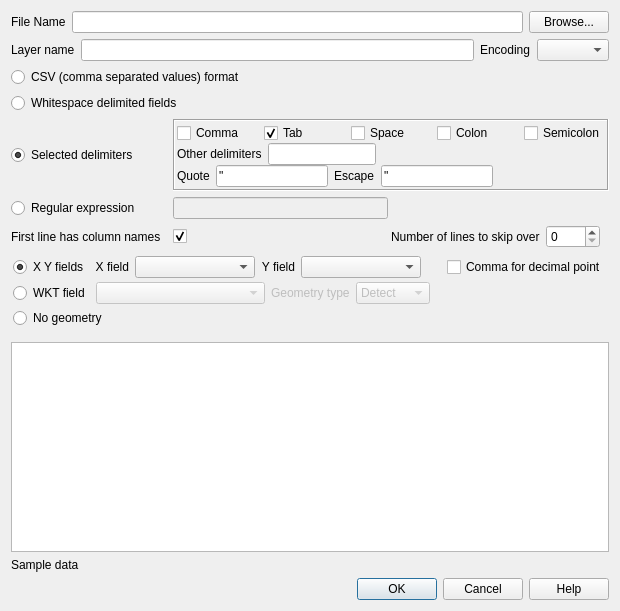
qgis/QGIS, file src/ui/qgsdelimitedtextsourceselectbase.ui: the form before one commit.
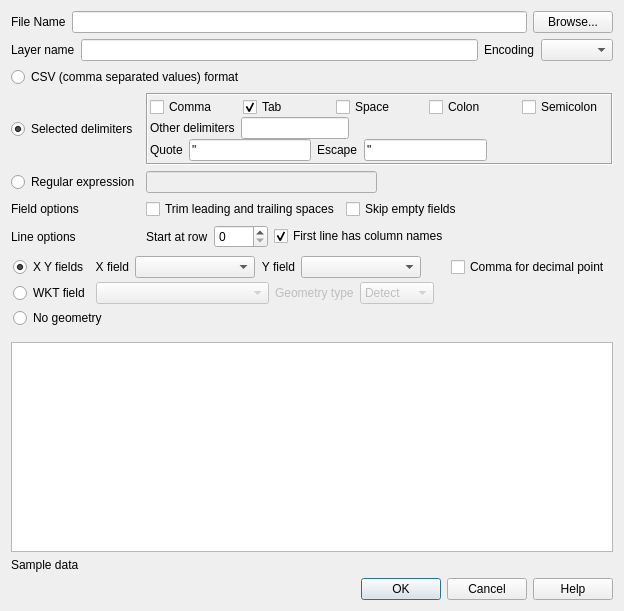
The form after the commit. Icons and pictures are not drawn.

What changed in the file:
```diff
--- a/src/ui/qgsdelimitedtextsourceselectbase.ui
+++ b/src/ui/qgsdelimitedtextsourceselectbase.ui
@@ -6,7 +6,7 @@
    <rect>
     <x>0</x>
     <y>0</y>
-    <width>620</width>
+    <width>624</width>
     <height>611</height>
    </rect>
   </property>
@@ -417,11 +417,88 @@
      <property name="enabled">
       <bool>true</bool>
      </property>
-     <layout class="QGridLayout" name="gridLayout_5" columnstretch="0,0,0">
+     <layout class="QGridLayout" name="gridLayout_5" columnstretch="0,0">
       <property name="margin">
        <number>0</number>
       </property>
-      <item row="3" column="0">
+      <item row="4" column="1">
+       <layout class="QHBoxLayout" name="horizontalLayout_4">
+        <property name="rightMargin">
+         <number>9</number>
+        </property>
+        <item>
+         <widget class="QLabel" name="label_4">
+          <property name="sizePolicy">
+           <sizepolicy hsizetype="Minimum" vsizetype="Preferred">
+            <horstretch>0</horstretch>
+            <verstretch>0</verstretch>
+           </sizepolicy>
+          </property>
+          <property name="text">
+           <string>Start at row</string>
+          </property>
+         </widget>
+        </item>
+        <item>
+         <widget class="QSpinBox" name="rowCounter">
+          <property name="minimumSize">
+           <size>
+            <width>0</width>
+            <height>0</height>
+           </size>
+          </property>
+          <property name="maximumSize">
+           <size>
+            <width>16777215</width>
+            <height>16777215</height>
+           </size>
+          </property>
+          <property name="toolTip">
+           <string>The number of lines at the beginning of the file to ignore</string>
+          </property>
+          <property name="statusTip">
+           <string>The number of lines at the beginning of the file to ignore</string>
+          </property>
+          <property name="whatsThis">
+           <string>The number of lines at the beginning of the file to ignore</string>
+          </property>
+          <property name="wrapping">
+           <bool>false</bool>
+          </property>
+          <property name="maximum">
+           <number>9999</number>
+          </property>
+          <property name="value">
+           <number>0</number>
+          </property>
+         </widget>
+        </item>
+        <item>
+         <widget class="QCheckBox" name="cbxUseHeader">
+          <property name="text">
+           <string>First line has column names</string>
+          </property>
+          <property name="checked">
+           <bool>true</bool>
+          </property>
+         </widget>
+        </item>
+        <item>
+         <spacer name="horizontalSpacer">
+          <property name="orientation">
+           <enum>Qt::Horizontal</enum>
+          </property>
+          <property name="sizeHint" stdset="0">
+           <size>
+            <width>40</width>
+            <height>20</height>
+           </size>
+          </property>
+         </spacer>
+        </item>
+       </layout>
+      </item>
+      <item row="2" column="0">
        <widget class="QRadioButton" name="delimiterRegexp">
         <property name="sizePolicy">
          <sizepolicy hsizetype="Minimum" vsizetype="Minimum">
@@ -443,7 +520,7 @@
         </property>
        </widget>
       </item>
-      <item row="2" column="0">
+      <item row="1" column="0">
        <widget class="QRadioButton" name="delimiterChars">
         <property name="toolTip">
          <string>Fields are delimited by specified delimiters with quote and escape characters</string>
@@ -462,7 +539,7 @@
         </property>
        </widget>
       </item>
-      <item row="0" column="0" colspan="3">
+      <item row="0" column="0" colspan="2">
        <widget class="QRadioButton" name="delimiterCSV">
         <property name="toolTip">
          <string>The file is an Excel compatible CSV format</string>
@@ -478,37 +555,7 @@
         </property>
        </widget>
       </item>
-      <item row="4" column="2">
-       <layout class="QHBoxLayout" name="horizontalLayout_2">
-        <property name="topMargin">
-         <number>0</number>
-        </property>
-       </layout>
-      </item>
-      <item row="5" column="0">
-       <widget class="QLabel" name="label_3">
-        <property name="text">
-         <string>First line has column names</string>
-        </property>
-       </widget>
-      </item>
-      <item row="1" column="0" colspan="3">
-       <widget class="QRadioButton" name="delimiterWhitespace">
-        <property name="toolTip">
-         <string>The file is delimited by arbitrary white space</string>
-        </property>
-        <property name="statusTip">
-         <string>The file is delimited by arbitrary white space</string>
-        </property>
-        <property name="whatsThis">
-         <string>The file is delimited by arbitrary white space</string>
-        </property>
-        <property name="text">
-         <string>Whitespace delimited fields</string>
-        </property>
-       </widget>
-      </item>
-      <item row="2" column="2">
+      <item row="1" column="1">
        <widget class="QFrame" name="frameDelimiterCharacters">
         <property name="frameShape">
          <enum>QFrame::Box</enum>
@@ -683,7 +730,7 @@
         </layout>
        </widget>
       </item>
-      <item row="3" column="2">
+      <item row="2" column="1">
        <layout class="QHBoxLayout" name="horizontalLayout_8">
         <item>
          <widget class="QLineEdit" name="txtDelimiterRegexp">
@@ -725,23 +772,31 @@
         </item>
        </layout>
       </item>
-      <item row="5" column="2">
-       <layout class="QHBoxLayout" name="horizontalLayout_4">
-        <property name="rightMargin">
-         <number>9</number>
+      <item row="3" column="0">
+       <widget class="QLabel" name="label_3">
+        <property name="text">
+         <string>Field options</string>
         </property>
+       </widget>
+      </item>
+      <item row="3" column="1">
+       <layout class="QHBoxLayout" name="horizontalLayout_2">
         <item>
-         <widget class="QCheckBox" name="cbxUseHeader">
+         <widget class="QCheckBox" name="cbxTrimFields">
           <property name="text">
-           <string/>
+           <string>Trim leading and trailing spaces</string>
           </property>
-          <property name="checked">
-           <bool>true</bool>
+         </widget>
+        </item>
+        <item>
+         <widget class="QCheckBox" name="cbxSkipEmptyFields">
+          <property name="text">
+           <string>Skip empty fields</string>
           </property>
          </widget>
         </item>
         <item>
-         <spacer name="hspacer3_2">
+         <spacer name="horizontalSpacer_2">
           <property name="orientation">
            <enum>Qt::Horizontal</enum>
           </property>
@@ -753,55 +808,15 @@
           </property>
          </spacer>
         </item>
-        <item>
-         <widget class="QLabel" name="label_4">
-          <property name="sizePolicy">
-           <sizepolicy hsizetype="Minimum" vsizetype="Preferred">
-            <horstretch>0</horstretch>
-            <verstretch>0</verstretch>
-           </sizepolicy>
-          </property>
-          <property name="text">
-           <string>Number of lines to skip over</string>
-          </property>
-         </widget>
-        </item>
-        <item>
-         <widget class="QSpinBox" name="rowCounter">
-          <property name="minimumSize">
-           <size>
-            <width>0</width>
-            <height>0</height>
-           </size>
-          </property>
-          <property name="maximumSize">
-           <size>
-            <width>16777215</width>
-            <height>16777215</height>
-           </size>
-          </property>
-          <property name="toolTip">
-           <string>The number of lines at the beginning of the file to ignore</string>
-          </property>
-          <property name="statusTip">
-           <string>The number of lines at the beginning of the file to ignore</string>
-          </property>
-          <property name="whatsThis">
-           <string>The number of lines at the beginning of the file to ignore</string>
-          </property>
-          <property name="wrapping">
-           <bool>false</bool>
-          </property>
-          <property name="maximum">
-           <number>9999</number>
-          </property>
-          <property name="value">
-           <number>0</number>
-          </property>
-         </widget>
-        </item>
        </layout>
       </item>
+      <item row="4" column="0">
+       <widget class="QLabel" name="label_2">
+        <property name="text">
+         <string>Line options</string>
+        </property>
+       </widget>
+      </item>
      </layout>
     </widget>
    </item>
```
Left out of the diff: 1 changed line with no effect on the pictures.
